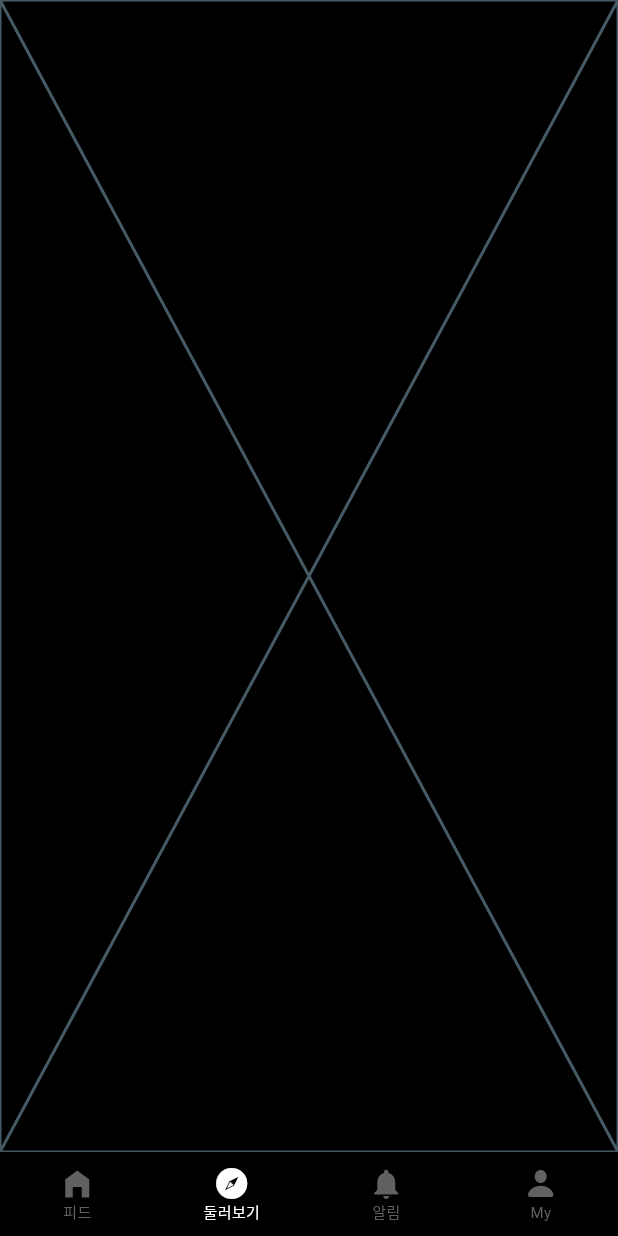
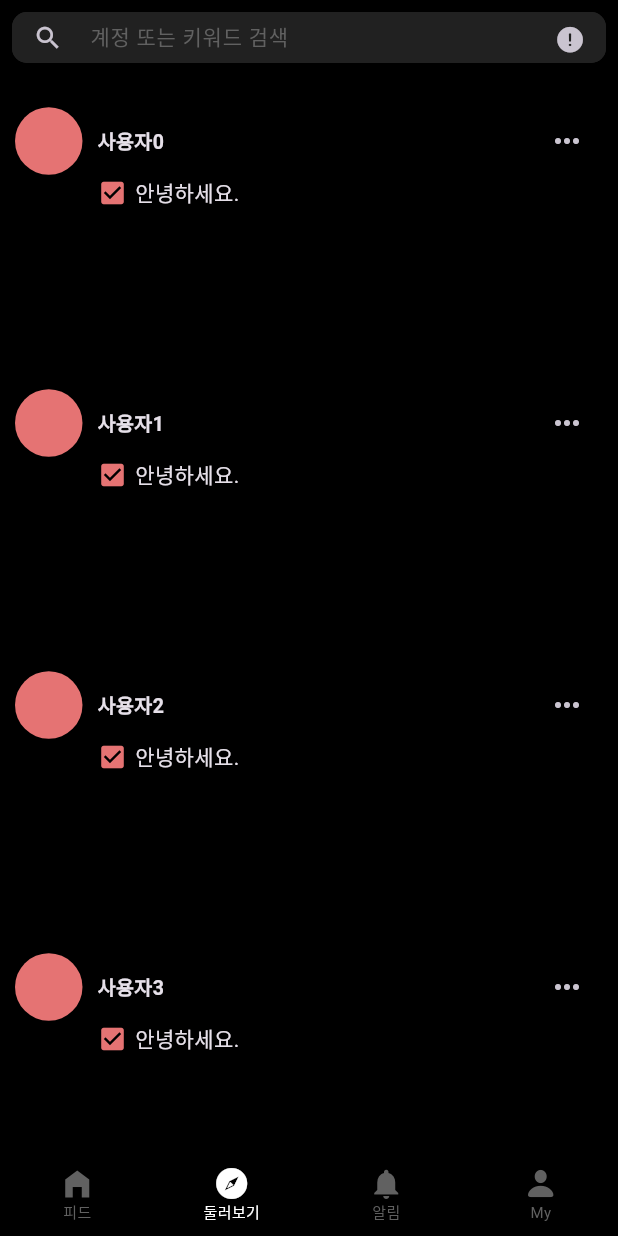
Before and after one commit to J1NWAN/todo_mate_clone, a Flutter app: the screen it shows after launch, item 2 of the bottom bar chosen, on a phone screen of 412 x 824 dp. Run offline on Flutter 3.47's test engine with Material 3 defaults, Android fonts, the phone set to English and light mode, and no system bars; our stand-ins replace table_calendar.

Commit message:
둘러보기 레이아웃 구성

```diff
--- a/lib/look/screen/look_screen.dart
+++ b/lib/look/screen/look_screen.dart
@@ -1,10 +1,27 @@
 import 'package:flutter/material.dart';
+import 'package:scribble_todo/look/widget/search_bar_widget.dart';
+import 'package:scribble_todo/look/widget/search_grid_widget.dart';
 
 class LookScreen extends StatelessWidget {
   const LookScreen({super.key});
 
   @override
   Widget build(BuildContext context) {
-    return const Placeholder();
+    return SafeArea(
+      child: Column(
+        children: [
+          const SearchBarWidget(),
+          Expanded(
+            child: SingleChildScrollView(
+              child: Column(
+                children: [
+                  ...List.generate(10, (index) => SearchGridWidget(userName: '사용자$index', division: 'todo')),
+                ],
+              ),
+            ),
+          ),
+        ],
+      ),
+    );
   }
 }
--- /dev/null
+++ b/lib/look/widget/search_bar_widget.dart
@@ -0,0 +1,43 @@
+import 'package:flutter/cupertino.dart';
+import 'package:flutter/material.dart';
+import 'package:scribble_todo/common/theme/common_colors.dart';
+
+class SearchBarWidget extends StatelessWidget {
+  const SearchBarWidget({super.key});
+
+  @override
+  Widget build(BuildContext context) {
+    return SizedBox(
+      height: 50,
+      child: Padding(
+        padding: const EdgeInsets.all(8.0),
+        child: TextField(
+          cursorHeight: 16,
+          decoration: InputDecoration(
+            prefixIcon: const Icon(Icons.search, size: 20),
+            hintText: '계정 또는 키워드 검색',
+            hintStyle: TextStyle(color: CommonColors.secondaryColor2, fontSize: 14),
+            border: OutlineInputBorder(
+              borderRadius: BorderRadius.circular(10),
+              borderSide: BorderSide(color: CommonColors.primaryColor, width: 1),
+            ),
+            enabledBorder: OutlineInputBorder(
+              borderRadius: BorderRadius.circular(10),
+              borderSide: BorderSide(color: CommonColors.primaryColor, width: 1),
+            ),
+            focusedBorder: OutlineInputBorder(
+              borderRadius: BorderRadius.circular(10),
+            ),
+            contentPadding: const EdgeInsets.all(0),
+            filled: true,
+            fillColor: CommonColors.primaryColor,
+            suffixIcon: IconButton(
+              onPressed: () {},
+              icon: const Icon(CupertinoIcons.exclamationmark_circle_fill, size: 20),
+            ),
+          ),
+        ),
+      ),
+    );
+  }
+}
--- /dev/null
+++ b/lib/look/widget/search_grid_widget.dart
@@ -0,0 +1,94 @@
+import 'dart:math';
+
+import 'package:flutter/material.dart';
+import 'package:scribble_todo/common/theme/common_colors.dart';
+
+class SearchGridWidget extends StatelessWidget {
+  final String userName;
+  final String division;
+  const SearchGridWidget({super.key, required this.userName, required this.division});
+
+  Color randomColor() {
+    final random = Random();
+    final randomNumber = random.nextInt(5);
+
+    List<Color> colors = [
+      Colors.red[300]!,
+      Colors.green[300]!,
+      Colors.blue[300]!,
+      Colors.yellow[300]!,
+      Colors.purple[300]!,
+    ];
+    return colors[randomNumber];
+  }
+
+  List<Row> randomTodoWidget() {
+    Random random = Random();
+
+    return List.generate(
+      random.nextInt(4) + 1,
+      (index) => Row(
+        children: [
+          Icon(Icons.check_box, size: 20, color: randomColor()),
+          const SizedBox(width: 5),
+          const Text('안녕하세요.'),
+        ],
+      ),
+    );
+  }
+
+  @override
+  Widget build(BuildContext context) {
+    return Padding(
+      padding: const EdgeInsets.symmetric(horizontal: 10, vertical: 20),
+      child: Column(
+        children: [
+          Row(
+            children: [
+              Container(
+                width: 45,
+                height: 45,
+                decoration: BoxDecoration(
+                  color: randomColor(),
+                  borderRadius: BorderRadius.circular(30),
+                ),
+              ),
+              const SizedBox(width: 10),
+              Expanded(
+                child: Text(
+                  userName,
+                  style: const TextStyle(fontSize: 13, fontWeight: FontWeight.bold),
+                ),
+              ),
+              IconButton(
+                onPressed: () {},
+                icon: const Icon(Icons.more_horiz),
+              )
+            ],
+          ),
+          Row(
+            children: [
+              Padding(
+                padding: const EdgeInsets.only(left: 55),
+                child: Column(
+                  children: [
+                    SizedBox(
+                      width: MediaQuery.of(context).size.width * 0.7,
+                      height: 100,
+                      child: division == 'todo'
+                          ? Column(
+                              crossAxisAlignment: CrossAxisAlignment.start,
+                              children: randomTodoWidget(),
+                            )
+                          : const Text('오늘 할일 없음\n그래서 매우 슬프다.'),
+                    ),
+                  ],
+                ),
+              )
+            ],
+          )
+        ],
+      ),
+    );
+  }
+}
--- a/lib/main.dart
+++ b/lib/main.dart
@@ -38,6 +38,9 @@ class _MyAppState extends State<MyApp> {
           backgroundColor: Colors.black,
           elevation: 0,
         ),
+        textSelectionTheme: TextSelectionThemeData(
+          cursorColor: CommonColors.blueColor,
+        ),
       ),
       home: Scaffold(
         body: screens[currentIndex],
```
